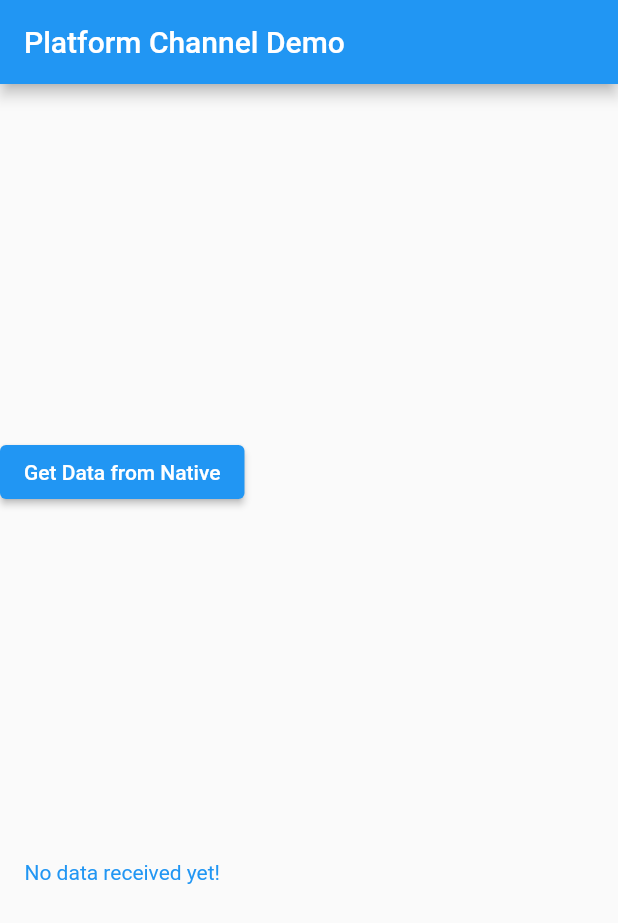
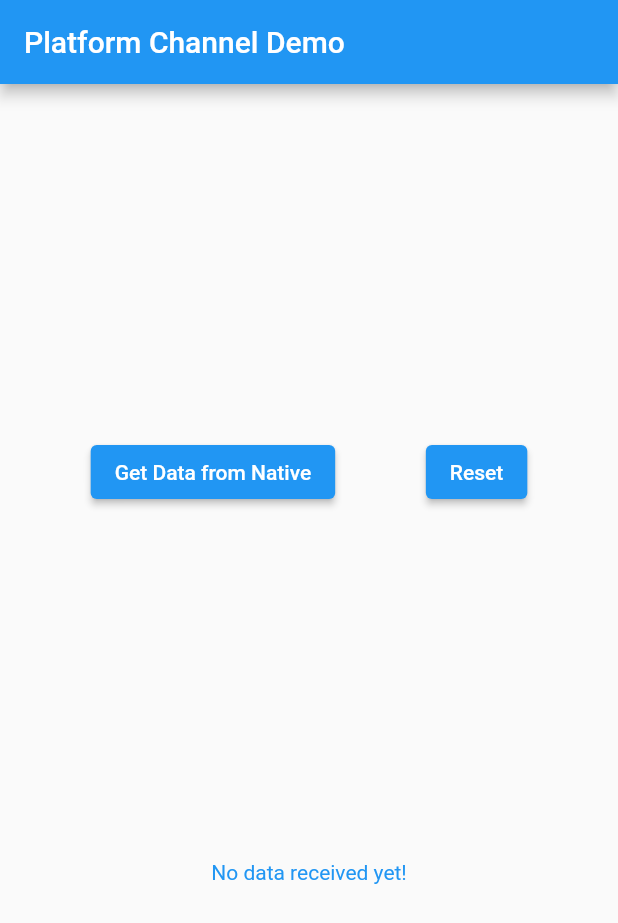
Before and after one commit to tanya-555/method_channel_demo, a Flutter app: the screen it shows after launch, on a phone screen of 412 x 824 dp. Shown: the top 923 px of the screen. Run offline on Flutter 3.47's test engine with Material 2 defaults, Android fonts, the phone set to English and light mode, and no system bars.

Commit message:
implement reset functionality

```diff
--- a/lib/main.dart
+++ b/lib/main.dart
@@ -31,6 +31,12 @@ class _MyAppState extends State<MyApp> {
     });
   }
 
+  void _reset() {
+    setState(() {
+      textHolder = 'No data received yet!';
+    });
+  }
+
   @override
   Widget build(BuildContext context) {
     return MaterialApp(
@@ -38,15 +44,26 @@ class _MyAppState extends State<MyApp> {
         appBar: AppBar(
           title: Text('Platform Channel Demo'),
         ),
-        body: Container(
+        body: Center(
           child: Column(
             mainAxisAlignment: MainAxisAlignment.spaceEvenly,
             children: [
-              ElevatedButton(
-                child: Text('Get Data from Native'),
-                onPressed: () {
-                  _onDataFetchedFromNative();
-                },
+              Row(
+                mainAxisAlignment: MainAxisAlignment.spaceEvenly,
+                children: [
+                  ElevatedButton(
+                    child: Text('Get Data from Native'),
+                    onPressed: () {
+                      _onDataFetchedFromNative();
+                    },
+                  ),
+                  ElevatedButton(
+                    child: Text('Reset'),
+                    onPressed: () {
+                      _reset();
+                    },
+                  ),
+                ],
               ),
               Text('$textHolder',
                 style: TextStyle(
```
Also changed, not shown: 1 other file.
